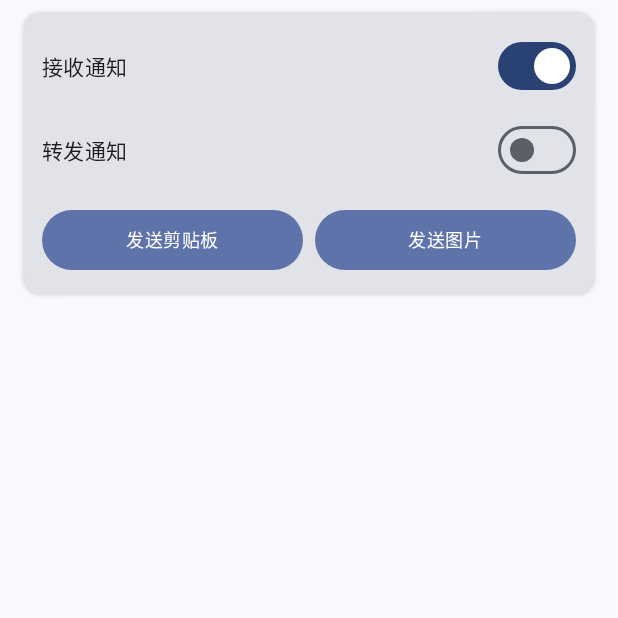
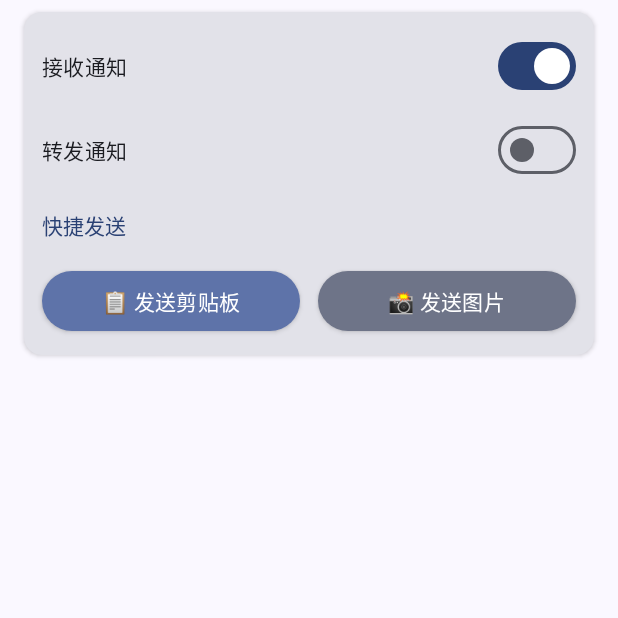
Before and after one commit to loveyu/notify_forwarders_android, an Android app built with Jetpack Compose: the composable QuickToggleSection shown on its own in the app's theme, on a phone screen of 412 x 824 dp, the top half of it. Run offline under Robolectric (Android 15) with nearby library versions, the phone set to English and light mode, and no system bars.

Commit message:
feat: Optimize quick send logic with enhanced UX and comprehensive error handling
- Enhanced quick send buttons with emoji icons and improved styling
- Implemented foreground clipboard reading for better responsiveness
- Added comprehensive server address validation with user-friendly error messages
- Improved async background processing for all network operations
- Enhanced multi-language support for all quick send features
- Added comprehensive try-catch blocks to prevent app crashes
- Cleaned up unused imports and functions for better code maintainability
- Updated README with complete API endpoint documentation
- Added new string resources for better user feedback

Technical improvements:
- Clipboard content now read in foreground thread for immediate feedback
- Image processing remains in background for optimal performance
- All send operations fully asynchronous with proper error handling
- Server address validation before any network operations
- Enhanced button styling with elevation effects and better color schemes
- Complete error handling with detailed user notifications

API Documentation:
- Added comprehensive REST API endpoint documentation
- Included request/response examples for all endpoints
- Documented timeout settings and configuration options
- Added technical details for EXIF metadata handling

```diff
--- a/app/src/main/java/com/hestudio/notifyforwarders/MainActivity.kt
+++ b/app/src/main/java/com/hestudio/notifyforwarders/MainActivity.kt
@@ -8,6 +8,7 @@ import android.os.Bundle
 import android.os.PowerManager
 import android.provider.Settings
 import android.widget.Toast
+import androidx.compose.ui.text.font.FontWeight
 import androidx.activity.ComponentActivity
 import androidx.activity.compose.setContent
 import androidx.activity.enableEdgeToEdge
@@ -694,44 +695,72 @@ fun QuickToggleSection() {
                 )
             }
 
+            // 快捷发送标题
+            Text(
+                text = stringResource(R.string.quick_send_section_title),
+                style = MaterialTheme.typography.titleSmall,
+                color = MaterialTheme.colorScheme.primary,
+                modifier = Modifier.padding(top = 8.dp, bottom = 4.dp)
+            )
+
             // 快捷操作按钮区域
             Row(
                 modifier = Modifier
                     .fillMaxWidth()
                     .padding(top = 4.dp),
-                horizontalArrangement = Arrangement.spacedBy(8.dp)
+                horizontalArrangement = Arrangement.spacedBy(12.dp)
             ) {
                 // 发送剪贴板按钮
                 Button(
                     onClick = {
-                        NotificationActionService.sendClipboard(context)
+                        val serverAddress = ServerPreferences.getServerAddress(context)
+                        if (serverAddress.isEmpty()) {
+                            Toast.makeText(context, context.getString(R.string.server_not_configured), Toast.LENGTH_SHORT).show()
+                        } else {
+                            NotificationActionService.sendClipboard(context)
+                        }
                     },
                     modifier = Modifier.weight(1f),
                     colors = ButtonDefaults.buttonColors(
                         containerColor = MaterialTheme.colorScheme.primaryContainer,
                         contentColor = MaterialTheme.colorScheme.onPrimaryContainer
+                    ),
+                    elevation = ButtonDefaults.buttonElevation(
+                        defaultElevation = 2.dp,
+                        pressedElevation = 4.dp
                     )
                 ) {
                     Text(
                         text = stringResource(R.string.send_clipboard_button),
-                        style = MaterialTheme.typography.bodySmall
+                        style = MaterialTheme.typography.bodyMedium,
+                        fontWeight = FontWeight.Medium
                     )
                 }
 
                 // 发送图片按钮
                 Button(
                     onClick = {
-                        NotificationActionService.sendLatestImage(context)
+                        val serverAddress = ServerPreferences.getServerAddress(context)
+                        if (serverAddress.isEmpty()) {
+                            Toast.makeText(context, context.getString(R.string.server_not_configured), Toast.LENGTH_SHORT).show()
+                        } else {
+                            NotificationActionService.sendLatestImage(context)
+                        }
                     },
                     modifier = Modifier.weight(1f),
                     colors = ButtonDefaults.buttonColors(
-                        containerColor = MaterialTheme.colorScheme.primaryContainer,
-                        contentColor = MaterialTheme.colorScheme.onPrimaryContainer
+                        containerColor = MaterialTheme.colorScheme.secondaryContainer,
+                        contentColor = MaterialTheme.colorScheme.onSecondaryContainer
+                    ),
+                    elevation = ButtonDefaults.buttonElevation(
+                        defaultElevation = 2.dp,
+                        pressedElevation = 4.dp
                     )
                 ) {
                     Text(
                         text = stringResource(R.string.send_image_button),
-                        style = MaterialTheme.typography.bodySmall
+                        style = MaterialTheme.typography.bodyMedium,
+                        fontWeight = FontWeight.Medium
                     )
                 }
             }
--- a/app/src/main/res/values/strings.xml
+++ b/app/src/main/res/values/strings.xml
@@ -162,8 +162,11 @@
     <string name="reading_clipboard">正在读取剪贴板...</string>
     <string name="reading_latest_image">正在读取最新图片...</string>
     <string name="sending_content">正在发送内容...</string>
-    <string name="send_clipboard_button">发送剪贴板</string>
-    <string name="send_image_button">发送图片</string>
+    <string name="send_clipboard_button">📋 发送剪贴板</string>
+    <string name="send_image_button">📸 发送图片</string>
+    <string name="server_not_configured">请先配置服务器地址</string>
+    <string name="quick_send_section_title">快捷发送</string>
+    <string name="reading_image">正在读取图片...</string>
 
     <!-- 错误通知 -->
     <string name="error_notification_channel">错误通知</string>
```
Also changed, not shown: app/src/main/java/com/hestudio/notifyforwarders/service/NotificationActionService.kt (+80 -11 lines), app/src/main/java/com/hestudio/notifyforwarders/service/NotificationService.kt (+0 -63 lines), 3 other files.
